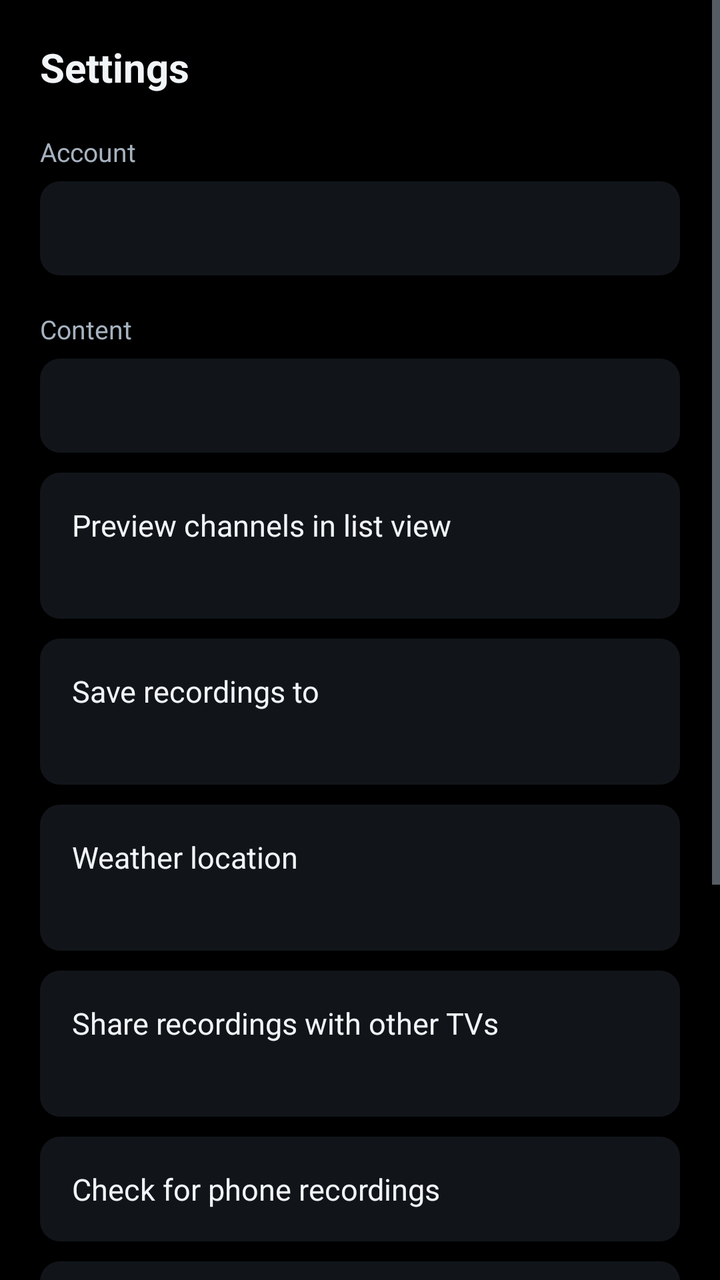
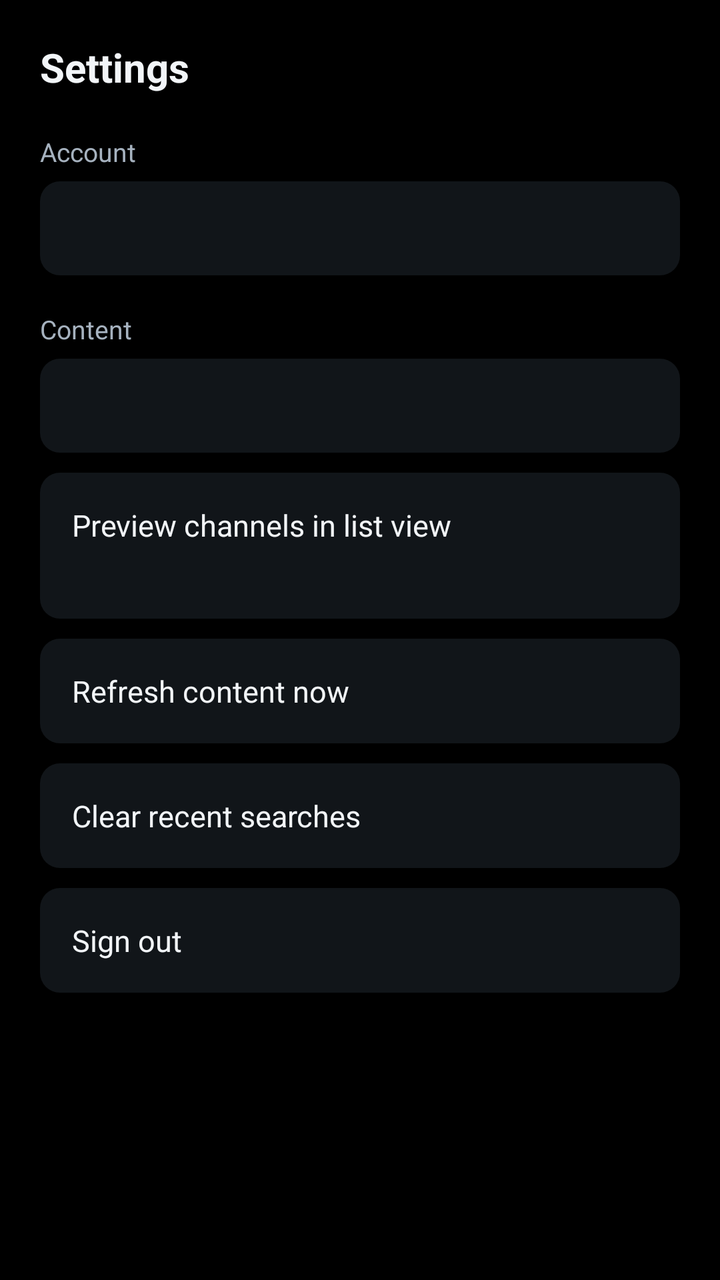

Screens rendered from an Android XML layout before and after an edit, with the pre-edit source and the edit as a unified diff.
<!-- AndroidManifest.xml: application theme AppTheme -->
<!-- res/layout/activity_settings.xml -->
<?xml version="1.0" encoding="utf-8"?>
<ScrollView xmlns:android="http://schemas.android.com/apk/res/android"
    android:layout_width="match_parent"
    android:layout_height="match_parent"
    android:background="@color/bg_base"
    android:fillViewport="true">

    <LinearLayout
        android:layout_width="match_parent"
        android:layout_height="wrap_content"
        android:orientation="vertical"
        android:padding="20dp">

        <TextView
            android:layout_width="wrap_content"
            android:layout_height="wrap_content"
            android:text="@string/settings"
            android:textColor="@color/text_primary"
            android:textSize="20sp"
            android:textStyle="bold" />

        <TextView
            android:layout_width="wrap_content"
            android:layout_height="wrap_content"
            android:layout_marginTop="20dp"
            android:text="@string/account"
            android:textColor="@color/text_secondary"
            android:textSize="13sp" />

        <TextView
            android:id="@+id/accountSummary"
            android:layout_width="match_parent"
            android:layout_height="wrap_content"
            android:layout_marginTop="6dp"
            android:background="@drawable/bg_row"
            android:lineSpacingExtra="4dp"
            android:padding="14dp"
            android:textColor="@color/text_primary"
            android:textSize="14sp" />

        <TextView
            android:layout_width="wrap_content"
            android:layout_height="wrap_content"
            android:layout_marginTop="18dp"
            android:text="@string/content"
            android:textColor="@color/text_secondary"
            android:textSize="13sp" />

        <TextView
            android:id="@+id/catalogueSummary"
            android:layout_width="match_parent"
            android:layout_height="wrap_content"
            android:layout_marginTop="6dp"
            android:background="@drawable/bg_row"
            android:padding="14dp"
            android:textColor="@color/text_primary"
            android:textSize="14sp" />

        <LinearLayout
            android:id="@+id/previewRow"
            android:layout_width="match_parent"
            android:layout_height="wrap_content"
            android:layout_marginTop="10dp"
            android:background="@drawable/bg_row"
            android:clickable="true"
            android:focusable="true"
            android:orientation="vertical"
            android:padding="16dp">

            <TextView
                android:layout_width="match_parent"
                android:layout_height="wrap_content"
                android:text="@string/channel_preview"
                android:textColor="@color/text_primary"
                android:textSize="15sp" />

            <TextView
                android:id="@+id/previewState"
                android:layout_width="match_parent"
                android:layout_height="wrap_content"
                android:layout_marginTop="3dp"
                android:textColor="@color/text_secondary"
                android:textSize="13sp" />
        </LinearLayout>

        
        <LinearLayout
            android:id="@+id/storageRow"
            android:layout_width="match_parent"
            android:layout_height="wrap_content"
            android:layout_marginTop="10dp"
            android:background="@drawable/bg_row"
            android:clickable="true"
            android:focusable="true"
            android:orientation="vertical"
            android:padding="16dp">

            <TextView
                android:layout_width="match_parent"
                android:layout_height="wrap_content"
                android:text="@string/recording_storage_row"
                android:textColor="@color/text_primary"
                android:textSize="15sp" />

            <TextView
                android:id="@+id/storageState"
                android:layout_width="match_parent"
                android:layout_height="wrap_content"
                android:layout_marginTop="3dp"
                android:textColor="@color/text_secondary"
                android:textSize="13sp" />
        </LinearLayout>

        <LinearLayout
            android:id="@+id/weatherRow"
            android:layout_width="match_parent"
            android:layout_height="wrap_content"
            android:layout_marginTop="10dp"
            android:background="@drawable/bg_row"
            android:clickable="true"
            android:focusable="true"
            android:orientation="vertical"
            android:padding="16dp">

            <TextView
                android:layout_width="match_parent"
                android:layout_height="wrap_content"
                android:text="@string/weather_town_row"
                android:textColor="@color/text_primary"
                android:textSize="15sp" />

            <TextView
                android:id="@+id/weatherState"
                android:layout_width="match_parent"
                android:layout_height="wrap_content"
                android:layout_marginTop="3dp"
                android:textColor="@color/text_secondary"
                android:textSize="13sp" />
        </LinearLayout>

        <LinearLayout
            android:id="@+id/shareRow"
            android:layout_width="match_parent"
            android:layout_height="wrap_content"
            android:layout_marginTop="10dp"
            android:background="@drawable/bg_row"
            android:clickable="true"
            android:focusable="true"
            android:orientation="vertical"
            android:padding="16dp">

            <TextView
                android:layout_width="match_parent"
                android:layout_height="wrap_content"
                android:text="@string/share_row"
                android:textColor="@color/text_primary"
                android:textSize="15sp" />

            <TextView
                android:id="@+id/shareState"
                android:layout_width="match_parent"
                android:layout_height="wrap_content"
                android:layout_marginTop="3dp"
                android:textColor="@color/text_secondary"
                android:textSize="13sp" />
        </LinearLayout>

        <TextView
            android:id="@+id/phoneRow"
            android:layout_width="match_parent"
            android:layout_height="wrap_content"
            android:layout_marginTop="10dp"
            android:background="@drawable/bg_row"
            android:clickable="true"
            android:focusable="true"
            android:padding="16dp"
            android:text="@string/phone_recordings"
            android:textColor="@color/text_primary"
            android:textSize="15sp" />

        <TextView
            android:id="@+id/checkRow"
            android:layout_width="match_parent"
            android:layout_height="wrap_content"
            android:layout_marginTop="10dp"
            android:background="@drawable/bg_row"
            android:clickable="true"
            android:focusable="true"
            android:padding="16dp"
            android:text="@string/check_device"
            android:textColor="@color/text_primary"
            android:textSize="15sp" />

        <TextView
            android:id="@+id/refreshRow"
            android:layout_width="match_parent"
            android:layout_height="wrap_content"
            android:layout_marginTop="10dp"
            android:background="@drawable/bg_row"
            android:clickable="true"
            android:focusable="true"
            android:padding="16dp"
            android:text="@string/refresh_content"
            android:textColor="@color/text_primary"
            android:textSize="15sp" />

        <TextView
            android:id="@+id/clearSearchRow"
            android:layout_width="match_parent"
            android:layout_height="wrap_content"
            android:layout_marginTop="10dp"
            android:background="@drawable/bg_row"
            android:clickable="true"
            android:focusable="true"
            android:padding="16dp"
            android:text="@string/clear_searches"
            android:textColor="@color/text_primary"
            android:textSize="15sp" />

        <TextView
            android:id="@+id/errorRow"
            android:layout_width="match_parent"
            android:layout_height="wrap_content"
            android:layout_marginTop="10dp"
            android:background="@drawable/bg_row"
            android:clickable="true"
            android:focusable="true"
            android:padding="16dp"
            android:text="@string/last_error"
            android:textColor="@color/text_primary"
            android:textSize="15sp"
            android:visibility="gone" />

        <TextView
            android:id="@+id/signOutRow"
            android:layout_width="match_parent"
            android:layout_height="wrap_content"
            android:layout_marginTop="10dp"
            android:background="@drawable/bg_row"
            android:clickable="true"
            android:focusable="true"
            android:padding="16dp"
            android:text="@string/sign_out"
            android:textColor="@color/text_primary"
            android:textSize="15sp" />

        <TextView
            android:id="@+id/versionLabel"
            android:layout_width="match_parent"
            android:layout_height="wrap_content"
            android:layout_marginTop="20dp"
            android:gravity="center"
            android:textColor="@color/text_secondary"
            android:textSize="12sp" />
    </LinearLayout>
</ScrollView>
<!-- resources referenced by this layout -->
<resources>
  <color name="bg_base">#FF000000</color>
  <color name="text_primary">#FFF2F5F8</color>
  <color name="text_secondary">#FFA6B2BF</color>
  <!-- drawable bg_row (drawable) -->
  <?xml version="1.0" encoding="utf-8"?>
  <selector xmlns:android="http://schemas.android.com/apk/res/android">
      <item android:state_focused="true">
          <shape android:shape="rectangle">
              <solid android:color="@color/focus_fill" />
              <corners android:radius="10dp" />
          </shape>
      </item>
      <item android:state_pressed="true">
          <shape android:shape="rectangle">
              <solid android:color="@color/focus_fill" />
              <corners android:radius="10dp" />
          </shape>
      </item>
      <item>
          <shape android:shape="rectangle">
              <solid android:color="@color/bg_surface" />
              <corners android:radius="10dp" />
          </shape>
      </item>
  </selector>
  <string name="account">Account</string>
  <string name="channel_preview">Preview channels in list view</string>
  <string name="check_device">Check my device</string>
  <string name="clear_searches">Clear recent searches</string>
  <string name="content">Content</string>
  <string name="last_error">View last error report</string>
  <string name="phone_recordings">Check for phone recordings</string>
  <string name="recording_storage_row">Save recordings to</string>
  <string name="refresh_content">Refresh content now</string>
  <string name="settings">Settings</string>
  <string name="share_row">Share recordings with other TVs</string>
  <string name="sign_out">Sign out</string>
  <string name="weather_town_row">Weather location</string>
  <style name="AppTheme" parent="Theme.Material3.Dark.NoActionBar">
          <item name="colorPrimary">@color/brand_primary</item>
          <item name="colorPrimaryDark">@color/brand_primary_dark</item>
          <item name="colorSecondary">@color/brand_accent</item>
          <item name="android:windowBackground">@color/bg_base</item>
          <item name="android:statusBarColor">@color/bg_base</item>
          <item name="android:navigationBarColor">@color/bg_base</item>
          <item name="android:textColorPrimary">@color/text_primary</item>
          <item name="android:textColorSecondary">@color/text_secondary</item>
          
          <item name="alertDialogTheme">@style/JohnnyDialog</item>
      </style>
  <color name="focus_fill">#FF2E7DF7</color>
  <color name="bg_surface">#FF111519</color>
  <color name="brand_primary">#FF2E7DF7</color>
  <color name="brand_primary_dark">#FF1B4FA8</color>
  <color name="brand_accent">#FF32D6A0</color>
  <style name="JohnnyDialog" parent="ThemeOverlay.AppCompat.Dialog.Alert">
          <item name="android:background">@color/bg_surface</item>
          <item name="android:textColor">@color/text_primary</item>
          <item name="android:textColorPrimary">@color/text_primary</item>
          <item name="android:textColorSecondary">@color/text_secondary</item>
          <item name="colorAccent">@color/brand_primary</item>
      </style>
</resources>

<!-- the commit's change to res/layout/activity_settings.xml (unified diff, before → after) -->
@@ -83,114 +83,6 @@
                 android:textSize="13sp" />
         </LinearLayout>
 
-        
-        <LinearLayout
-            android:id="@+id/storageRow"
-            android:layout_width="match_parent"
-            android:layout_height="wrap_content"
-            android:layout_marginTop="10dp"
-            android:background="@drawable/bg_row"
-            android:clickable="true"
-            android:focusable="true"
-            android:orientation="vertical"
-            android:padding="16dp">
-
-            <TextView
-                android:layout_width="match_parent"
-                android:layout_height="wrap_content"
-                android:text="@string/recording_storage_row"
-                android:textColor="@color/text_primary"
-                android:textSize="15sp" />
-
-            <TextView
-                android:id="@+id/storageState"
-                android:layout_width="match_parent"
-                android:layout_height="wrap_content"
-                android:layout_marginTop="3dp"
-                android:textColor="@color/text_secondary"
-                android:textSize="13sp" />
-        </LinearLayout>
-
-        <LinearLayout
-            android:id="@+id/weatherRow"
-            android:layout_width="match_parent"
-            android:layout_height="wrap_content"
-            android:layout_marginTop="10dp"
-            android:background="@drawable/bg_row"
-            android:clickable="true"
-            android:focusable="true"
-            android:orientation="vertical"
-            android:padding="16dp">
-
-            <TextView
-                android:layout_width="match_parent"
-                android:layout_height="wrap_content"
-                android:text="@string/weather_town_row"
-                android:textColor="@color/text_primary"
-                android:textSize="15sp" />
-
-            <TextView
-                android:id="@+id/weatherState"
-                android:layout_width="match_parent"
-                android:layout_height="wrap_content"
-                android:layout_marginTop="3dp"
-                android:textColor="@color/text_secondary"
-                android:textSize="13sp" />
-        </LinearLayout>
-
-        <LinearLayout
-            android:id="@+id/shareRow"
-            android:layout_width="match_parent"
-            android:layout_height="wrap_content"
-            android:layout_marginTop="10dp"
-            android:background="@drawable/bg_row"
-            android:clickable="true"
-            android:focusable="true"
-            android:orientation="vertical"
-            android:padding="16dp">
-
-            <TextView
-                android:layout_width="match_parent"
-                android:layout_height="wrap_content"
-                android:text="@string/share_row"
-                android:textColor="@color/text_primary"
-                android:textSize="15sp" />
-
-            <TextView
-                android:id="@+id/shareState"
-                android:layout_width="match_parent"
-                android:layout_height="wrap_content"
-                android:layout_marginTop="3dp"
-                android:textColor="@color/text_secondary"
-                android:textSize="13sp" />
-        </LinearLayout>
-
-        <TextView
-            android:id="@+id/phoneRow"
-            android:layout_width="match_parent"
-            android:layout_height="wrap_content"
-            android:layout_marginTop="10dp"
-            android:background="@drawable/bg_row"
-            android:clickable="true"
-            android:focusable="true"
-            android:padding="16dp"
-            android:text="@string/phone_recordings"
-            android:textColor="@color/text_primary"
-            android:textSize="15sp" />
-
-        <TextView
-            android:id="@+id/checkRow"
-            android:layout_width="match_parent"
-            android:layout_height="wrap_content"
-            android:layout_marginTop="10dp"
-            android:background="@drawable/bg_row"
-            android:clickable="true"
-            android:focusable="true"
-            android:padding="16dp"
-            android:text="@string/check_device"
-            android:textColor="@color/text_primary"
-            android:textSize="15sp" />
-
         <TextView
             android:id="@+id/refreshRow"
             android:layout_width="match_parent"
<!-- resource entries referenced after the edit -->
@@ -27,17 +27,12 @@
   </selector>
   <string name="account">Account</string>
   <string name="channel_preview">Preview channels in list view</string>
-  <string name="check_device">Check my device</string>
   <string name="clear_searches">Clear recent searches</string>
   <string name="content">Content</string>
   <string name="last_error">View last error report</string>
-  <string name="phone_recordings">Check for phone recordings</string>
-  <string name="recording_storage_row">Save recordings to</string>
   <string name="refresh_content">Refresh content now</string>
   <string name="settings">Settings</string>
-  <string name="share_row">Share recordings with other TVs</string>
   <string name="sign_out">Sign out</string>
-  <string name="weather_town_row">Weather location</string>
   <style name="AppTheme" parent="Theme.Material3.Dark.NoActionBar">
           <item name="colorPrimary">@color/brand_primary</item>
           <item name="colorPrimaryDark">@color/brand_primary_dark</item>
@@ -47,20 +42,11 @@
           <item name="android:navigationBarColor">@color/bg_base</item>
           <item name="android:textColorPrimary">@color/text_primary</item>
           <item name="android:textColorSecondary">@color/text_secondary</item>
-          
-          <item name="alertDialogTheme">@style/JohnnyDialog</item>
       </style>
   <color name="focus_fill">#FF2E7DF7</color>
   <color name="bg_surface">#FF111519</color>
   <color name="brand_primary">#FF2E7DF7</color>
   <color name="brand_primary_dark">#FF1B4FA8</color>
   <color name="brand_accent">#FF32D6A0</color>
-  <style name="JohnnyDialog" parent="ThemeOverlay.AppCompat.Dialog.Alert">
-          <item name="android:background">@color/bg_surface</item>
-          <item name="android:textColor">@color/text_primary</item>
-          <item name="android:textColorPrimary">@color/text_primary</item>
-          <item name="android:textColorSecondary">@color/text_secondary</item>
-          <item name="colorAccent">@color/brand_primary</item>
-      </style>
 </resources>
 
